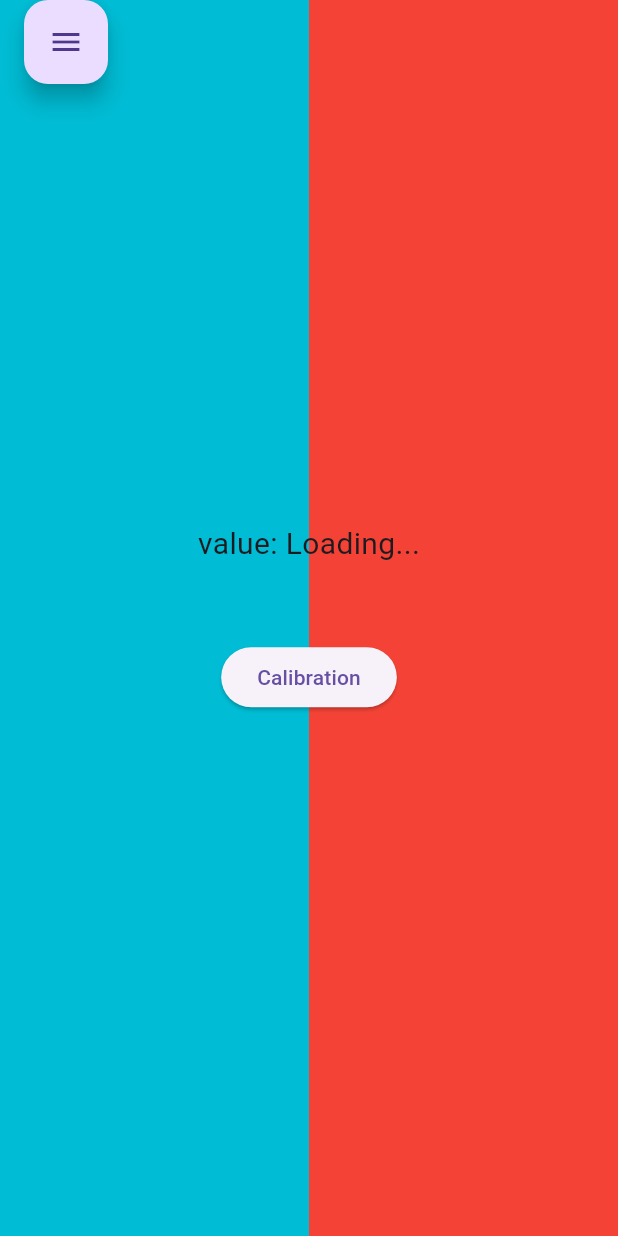
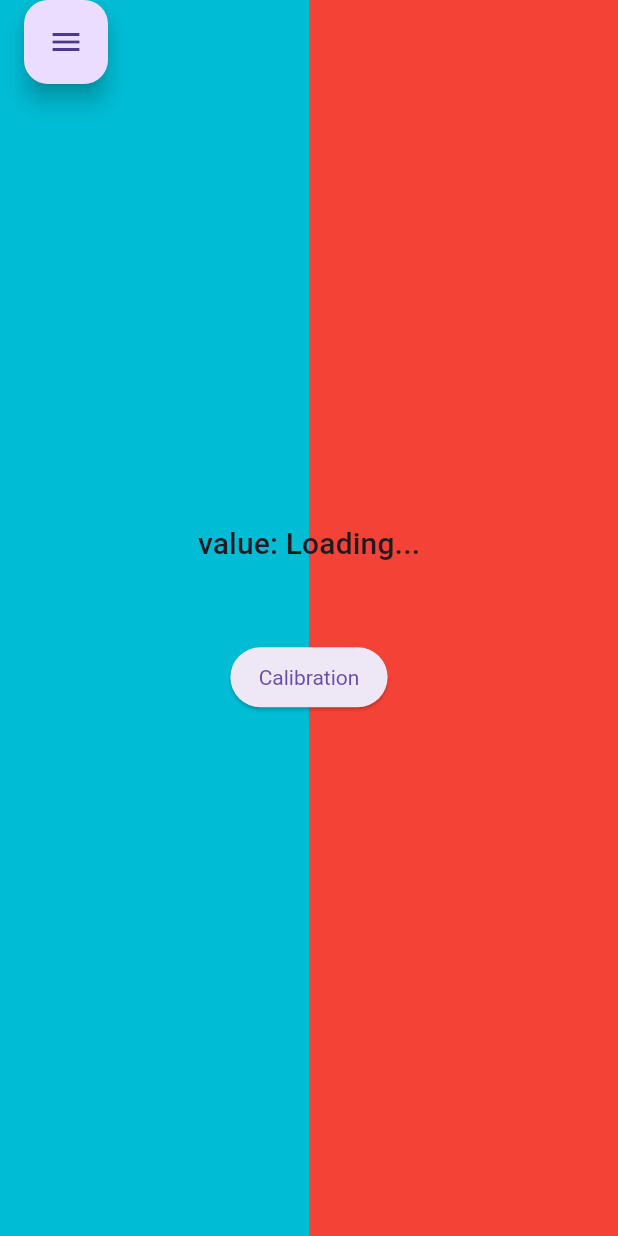
Before and after one commit to JanUfniarz/Split, a Flutter app: the screen it shows after launch, after a tap on "Calibration", on a phone screen of 412 x 824 dp. Run offline on Flutter 3.47's test engine with Material 3 defaults, Android fonts, the phone set to English and light mode, and no system bars; our stand-ins replace sensors_plus.

Commit message:
code moved to different files

```diff
--- /dev/null
+++ b/lib/config/theme.dart
@@ -0,0 +1,23 @@
+import 'package:flutter/material.dart';
+
+ThemeData theme = ThemeData(
+
+    textTheme: const TextTheme(
+      labelLarge: TextStyle(
+          fontSize: 20
+      ),
+    ),
+
+    elevatedButtonTheme: ElevatedButtonThemeData(
+        style: ButtonStyle(
+            backgroundColor:  MaterialStateProperty
+                .resolveWith<Color>((Set<MaterialState> states) => states
+                .contains(MaterialState.pressed)
+                ? Colors.grey
+                : Colors.deepPurple[50]!),
+            textStyle: const MaterialStatePropertyAll(TextStyle(
+                fontSize: 14
+            ))
+        )
+    )
+);
--- /dev/null
+++ b/lib/config/ui_style.dart
@@ -0,0 +1,14 @@
+import 'package:flutter/material.dart';
+import 'package:flutter/services.dart';
+
+void setUIStyle() {
+  WidgetsFlutterBinding.ensureInitialized();
+  SystemChrome.setEnabledSystemUIMode(SystemUiMode.edgeToEdge);
+
+  SystemChrome.setSystemUIOverlayStyle(const SystemUiOverlayStyle(
+    statusBarColor: Colors.transparent,
+    systemNavigationBarColor: Colors.transparent,
+    systemNavigationBarIconBrightness: Brightness.dark,
+    statusBarIconBrightness: Brightness.dark,
+  ));
+}
--- /dev/null
+++ b/lib/extensions/calibration.dart
@@ -0,0 +1,12 @@
+import 'package:flutter/material.dart';
+import 'package:sensors_plus/sensors_plus.dart';
+
+extension Calibration on AsyncSnapshot<AccelerometerEvent> {
+  static double _fix = 0;
+
+  void calibrate() => _fix = data == null ? 0 : data!.y;
+
+  String get fixedY => data == null
+      ? "Loading..."
+      : (data!.y - _fix).toStringAsFixed(2);
+}
--- a/lib/main.dart
+++ b/lib/main.dart
@@ -1,80 +1,10 @@
 import 'package:flutter/material.dart';
-import 'package:flutter/services.dart';
-import 'package:sensors_plus/sensors_plus.dart';
+import 'package:split/split_app.dart';
+
+import 'config/ui_style.dart';
 
 void main() {
-  WidgetsFlutterBinding.ensureInitialized();
-  SystemChrome.setEnabledSystemUIMode(SystemUiMode.edgeToEdge);
-
-  SystemChrome.setSystemUIOverlayStyle(const SystemUiOverlayStyle(
-    statusBarColor: Colors.transparent,
-    systemNavigationBarColor: Colors.transparent,
-    systemNavigationBarIconBrightness: Brightness.dark,
-    statusBarIconBrightness: Brightness.dark,
-  ));
+  setUIStyle();
 
   runApp(const SplitApp());
 }
-
-
-extension on AsyncSnapshot<AccelerometerEvent> {
-  static double _fix = 0;
-
-  void calibrate() => _fix = data == null ? 0 : data!.y;
-
-  String get fixedY => data == null
-      ? "Loading..."
-      : (data!.y - _fix).toStringAsFixed(2);
-}
-
-
-class SplitApp extends StatelessWidget {
-  const SplitApp({super.key});
-
-  @override
-  Widget build(BuildContext context) => MaterialApp(
-
-    home: Scaffold(
-      floatingActionButtonLocation: FloatingActionButtonLocation.startTop,
-      floatingActionButton: FloatingActionButton(
-        onPressed: () {},
-        child: const Icon(Icons.menu),
-      ),
-      body: Stack(
-        children: <Widget>[
-          Row(
-            mainAxisAlignment: MainAxisAlignment.spaceEvenly,
-            crossAxisAlignment: CrossAxisAlignment.stretch,
-            children: List.generate(2, (index) => Expanded(
-              child: Container(
-                color: [Colors.cyan, Colors.red][index],
-              ),
-            ))
-          ),
-          StreamBuilder<AccelerometerEvent>(
-            stream: accelerometerEventStream(),
-            builder: (context, snapshot) {
-              return Center(
-                child: Column(
-                  mainAxisAlignment: MainAxisAlignment.center,
-                  children: <Widget>[
-                    Text("value: ${snapshot.fixedY}",
-                      style: const TextStyle(
-                        fontSize: 20
-                      ),
-                    ),
-                    const SizedBox(height: 50),
-                    ElevatedButton(
-                      onPressed: () => snapshot.calibrate(),
-                      child: const Text("Calibration")
-                    )
-                  ],
-                ),
-              );
-            }
-          )
-        ],
-      ),
-    ),
-  );
-}
--- /dev/null
+++ b/lib/split_app.dart
@@ -0,0 +1,42 @@
+import 'package:flutter/material.dart';
+import 'package:sensors_plus/sensors_plus.dart';
+import 'package:split/extensions/calibration.dart';
+import 'package:split/widgets/background.dart';
+import 'package:split/widgets/menu_button.dart';
+import 'package:split/config/theme.dart';
+
+class SplitApp extends StatelessWidget {
+  const SplitApp({super.key});
+
+  @override
+  Widget build(BuildContext context) => MaterialApp(
+    theme: theme,
+    home: Scaffold(
+      floatingActionButtonLocation: FloatingActionButtonLocation.startTop,
+      floatingActionButton: const MenuButton(),
+      body: Stack(
+        children: <Widget>[
+          const Background(),
+          StreamBuilder<AccelerometerEvent>(
+            stream: accelerometerEventStream(),
+            builder: (context, snapshot) => Center(
+              child: Column(
+                mainAxisAlignment: MainAxisAlignment.center,
+                children: <Widget>[
+                  Text("value: ${snapshot.fixedY}",
+                      style: Theme.of(context).textTheme.labelLarge
+                  ),
+                  const SizedBox(height: 50),
+                  ElevatedButton(
+                      onPressed: () => snapshot.calibrate(),
+                      child: const Text("Calibration")
+                  )
+                ],
+              ),
+            )
+          )
+        ],
+      ),
+    ),
+  );
+}
--- /dev/null
+++ b/lib/widgets/background.dart
@@ -0,0 +1,16 @@
+import 'package:flutter/material.dart';
+
+class Background extends StatelessWidget {
+  const Background({super.key});
+
+  @override
+  Widget build(BuildContext context) => Row(
+      mainAxisAlignment: MainAxisAlignment.spaceEvenly,
+      crossAxisAlignment: CrossAxisAlignment.stretch,
+      children: List.generate(2, (index) => Expanded(
+        child: Container(
+          color: [Colors.cyan, Colors.red][index],
+        ),
+      ))
+  );
+}
--- /dev/null
+++ b/lib/widgets/menu_button.dart
@@ -0,0 +1,11 @@
+import 'package:flutter/material.dart';
+
+class MenuButton extends StatelessWidget {
+  const MenuButton({super.key});
+
+  @override
+  Widget build(BuildContext context) => FloatingActionButton(
+    onPressed: () {},
+    child: const Icon(Icons.menu),
+  );
+}
```
